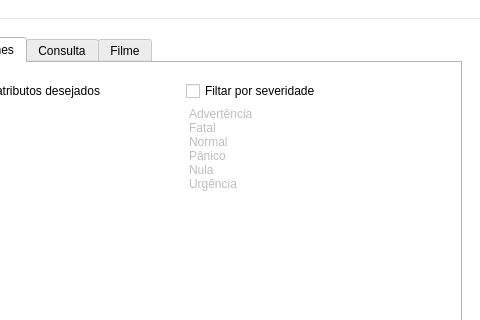
This is UI/janela.ui in VictorNLopes/SAGE-TreeView as Qt 5 draws it before an edit; both pictures show x 589 to 1069 and y 0 to 320 of the 1069 by 657 pixel window. The edited form follows.
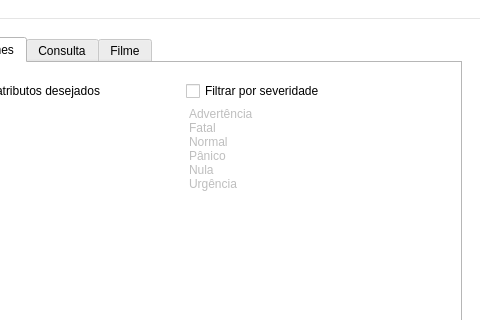
This is the edited form. The open tabs and pages were chosen to show the change. Icons and pictures are not drawn.

Commit message: Erro de digitação

The edit to the form file:
```diff
--- a/UI/janela.ui
+++ b/UI/janela.ui
@@ -405,7 +405,7 @@
               <item row="0" column="2">
                <widget class="QCheckBox" name="severity_check">
                 <property name="text">
-                 <string>Filtar por severidade</string>
+                 <string>Filtrar por severidade</string>
                 </property>
                </widget>
               </item>
```
